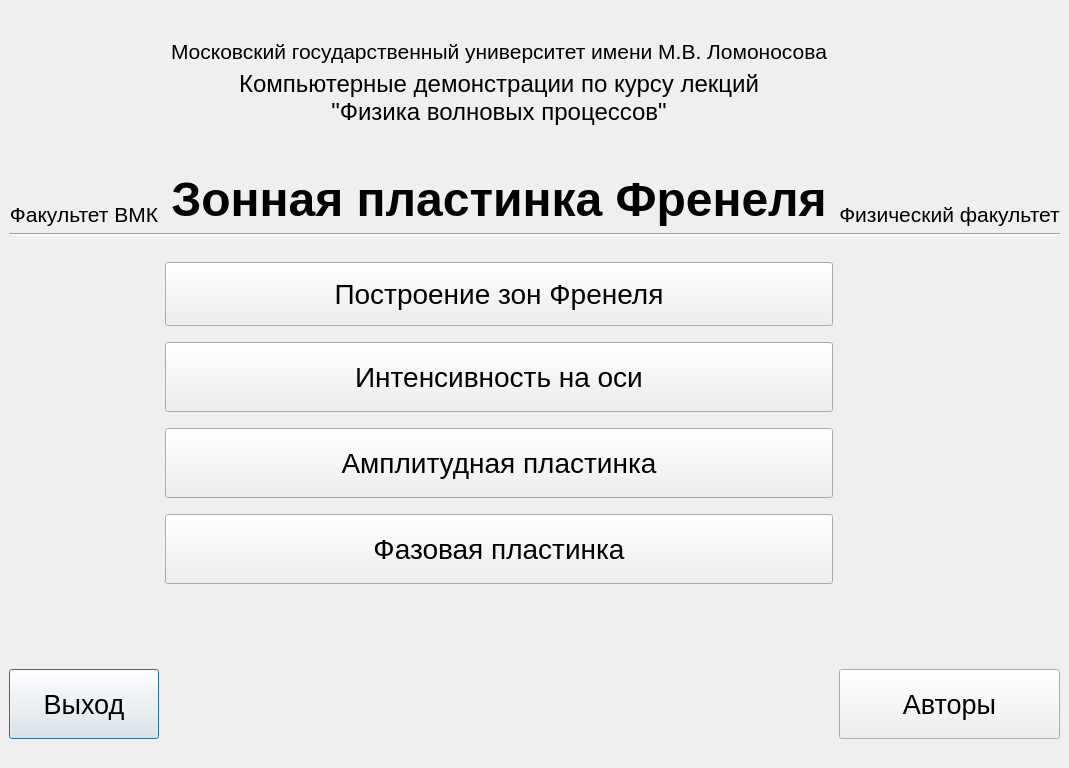
The window that QtFresnelZones/titlewindow.ui (Lnd-stoL/fresnel-zones-qt) describes before a commit, drawn with Qt 5.
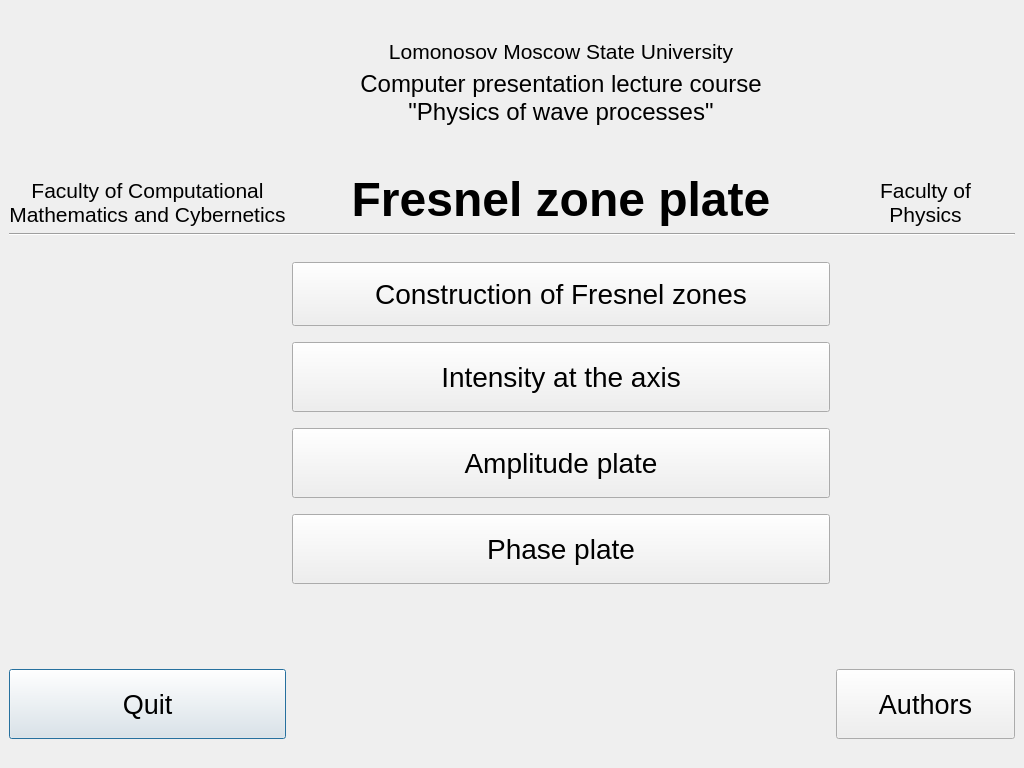
The same window after the commit. Icons and pictures are not drawn. Custom widgets are drawn as their Qt base class.

```diff
--- a/QtFresnelZones/titlewindow.ui
+++ b/QtFresnelZones/titlewindow.ui
@@ -44,7 +44,7 @@
 padding-bottom:15%</string>
         </property>
         <property name="text">
-         <string>Интенсивность на оси</string>
+         <string>Intensity at the axis</string>
         </property>
        </widget>
       </item>
@@ -91,7 +91,7 @@
 padding-bottom:15%</string>
         </property>
         <property name="text">
-         <string>Построение зон Френеля</string>
+         <string>Construction of Fresnel zones</string>
         </property>
         <property name="checkable">
          <bool>false</bool>
@@ -147,7 +147,7 @@
 padding-bottom:15%</string>
         </property>
         <property name="text">
-         <string>Фазовая пластинка</string>
+         <string>Phase plate</string>
         </property>
        </widget>
       </item>
@@ -260,7 +260,7 @@
 padding-bottom:15%</string>
         </property>
         <property name="text">
-         <string>Амплитудная пластинка</string>
+         <string>Amplitude plate</string>
         </property>
        </widget>
       </item>
@@ -314,7 +314,7 @@
            </font>
           </property>
           <property name="text">
-           <string>Московский государственный университет имени М.В. Ломоносова</string>
+           <string>Lomonosov Moscow State University</string>
           </property>
           <property name="alignment">
            <set>Qt::AlignCenter</set>
@@ -331,12 +331,15 @@
            </font>
           </property>
           <property name="text">
-           <string>Компьютерные демонстрации по курсу лекций
-&quot;Физика волновых процессов&quot;</string>
+           <string>Computer presentation lecture course
+&quot;Physics of wave processes&quot;</string>
           </property>
           <property name="alignment">
            <set>Qt::AlignCenter</set>
           </property>
+          <property name="wordWrap">
+           <bool>false</bool>
+          </property>
          </widget>
         </item>
         <item>
@@ -367,7 +370,7 @@
            </font>
           </property>
           <property name="text">
-           <string>Зонная пластинка Френеля</string>
+           <string>Fresnel zone plate</string>
           </property>
           <property name="alignment">
            <set>Qt::AlignCenter</set>
@@ -408,11 +411,15 @@
            </font>
           </property>
           <property name="text">
-           <string>Факультет ВМК</string>
+           <string>Faculty of Computational
+Mathematics and Cybernetics</string>
           </property>
           <property name="alignment">
            <set>Qt::AlignCenter</set>
           </property>
+          <property name="wordWrap">
+           <bool>false</bool>
+          </property>
          </widget>
         </item>
        </layout>
@@ -449,7 +456,8 @@
            </font>
           </property>
           <property name="text">
-           <string>Физический факультет</string>
+           <string>Faculty of
+Physics</string>
           </property>
           <property name="alignment">
            <set>Qt::AlignCenter</set>
@@ -485,7 +493,7 @@
 padding-bottom:15%</string>
         </property>
         <property name="text">
-         <string>Авторы</string>
+         <string>Authors</string>
         </property>
        </widget>
       </item>
@@ -512,7 +520,7 @@
          </font>
         </property>
         <property name="text">
-         <string>Выход</string>
+         <string>Quit</string>
         </property>
         <property name="default">
          <bool>true</bool>
```
Left out of the diff: 72 changed lines with no effect on the pictures.
